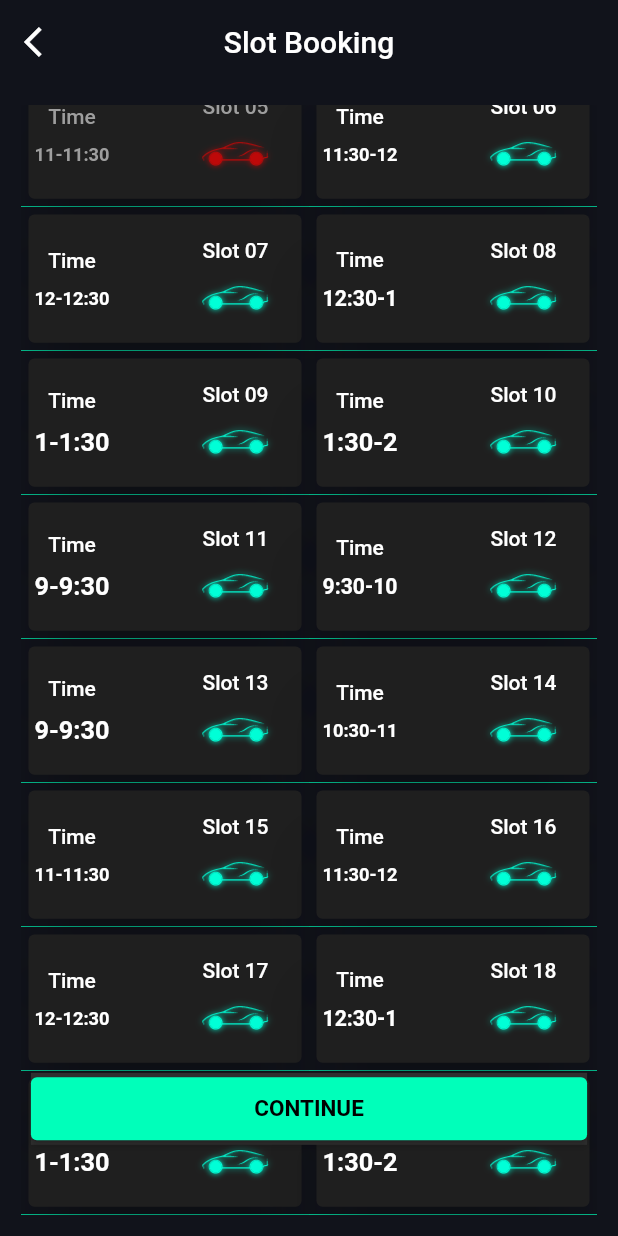
After one commit to tanaybanerjeedeveloper/noun_serivice_provider_app, a Flutter app: the SlotBookingScreen screen opened by its route, scrolled down 220 dp, after a tap on "Time", on a phone screen of 412 x 824 dp. The commit adds this screen. Run offline on Flutter 3.47's test engine with Material 2 defaults, Android fonts, the phone set to English and light mode, and no system bars; our stand-ins replace carousel_slider, curved_navigation_bar, file_picker, fl_chart, image_picker, open_file and 1 more.

Commit message:
style: added the slot booking screen

```diff
--- a/lib/main.dart
+++ b/lib/main.dart
@@ -1,6 +1,7 @@
 import 'package:flutter/material.dart';
 import 'package:noun_service_app/screens/login_screen.dart';
 import 'package:noun_service_app/screens/otp_screen.dart';
+import 'package:noun_service_app/screens/slot_booking_screen.dart';
 
 import 'screens/home_screen.dart';
 import 'screens/add_station_screen.dart';
@@ -43,6 +44,7 @@ class MyApp extends StatelessWidget {
         DashboardScreen.routeName: (context) => DashboardScreen(),
         JustFor.routeName: (context) => JustFor(),
         ChargingPortScreen.routeName: (context) => ChargingPortScreen(),
+        SlotBookingScreen.routeName: (context) => SlotBookingScreen(),
       },
     );
   }
--- /dev/null
+++ b/lib/screens/slot_booking_screen.dart
@@ -0,0 +1,198 @@
+import 'package:flutter/material.dart';
+// import 'package:noun_customer_app/screens/booking_details_screen.dart';
+import '../utilities/constants.dart';
+// import '../widgets/slot_widget.dart';
+// import 'booking_screen.dart';
+
+class SlotBookingScreen extends StatefulWidget {
+  //SlotBookingScreen({Key? key}) : super(key: key);
+  static const routeName = 'slot_booking';
+  // final isPressed;
+  // SlotBookingScreen(this.isPressed);
+
+  @override
+  State<SlotBookingScreen> createState() => _SlotBookingScreenState();
+}
+
+class _SlotBookingScreenState extends State<SlotBookingScreen> {
+  var _isSlotSelected = false;
+  // bool status = false;
+  List _selectedSlotList = [];
+
+  @override
+  void initState() {
+    for (var item in kSlots) {
+      item['clicked'] = false;
+    }
+    super.initState();
+  }
+
+  @override
+  Widget build(BuildContext context) {
+    return Scaffold(
+      // backgroundColor: kScaffoldBackgroundColor,
+      appBar: AppBar(
+        leading: IconButton(
+            onPressed: () => Navigator.pop(context),
+            icon: const Icon(Icons.arrow_back_ios)),
+        automaticallyImplyLeading: false,
+        centerTitle: true,
+        elevation: 0,
+        backgroundColor: kScaffoldBackgroundColor,
+        title: Text('Slot Booking'),
+      ),
+      body: Stack(
+        children: [
+          Padding(
+            padding: const EdgeInsets.all(14.0),
+            child: GridView.builder(
+                itemCount: kSlots.length,
+                gridDelegate: SliverGridDelegateWithFixedCrossAxisCount(
+                    crossAxisSpacing: 0,
+                    mainAxisSpacing: 0,
+                    crossAxisCount: 2,
+                    childAspectRatio: 2 / 1),
+                itemBuilder: (context, index) => Container(
+                      decoration: BoxDecoration(
+                          // color: Colors.amber,
+                          border: Border(
+                        bottom: BorderSide(
+                            width: .5, color: Theme.of(context).primaryColor),
+                      )),
+                      padding: EdgeInsets.all(5.0),
+                      // height: MediaQuery.of(context).size.height * 0.1,
+                      child: ElevatedButton(
+                        // id: kSlots[index]['id'],
+                        style: ElevatedButton.styleFrom(
+                            primary: Theme.of(context).colorScheme.secondary,
+                            elevation: 20.0,
+                            padding: EdgeInsets.symmetric(
+                                vertical: 10.0, horizontal: 4.0)),
+                        onPressed: () {
+                          setState(() {
+                            kSlots[index]['clicked'] =
+                                kSlots[index]['clicked'] == true ? false : true;
+                            _isSlotSelected = true;
+                            // _isSlotSelected = !kSlots[index]['clicked'];
+                          });
+                          _selectedSlotList
+                              .add(kSlots[index]); //adding the selected slot
+                        },
+                        child: Row(
+                          mainAxisAlignment: MainAxisAlignment.spaceBetween,
+                          children: [
+                            Column(
+                              mainAxisAlignment: MainAxisAlignment.center,
+                              children: [
+                                Text(
+                                  'Time',
+                                  style: (kSlots[index]['clicked'] == true)
+                                      ? TextStyle(color: Colors.grey)
+                                      : TextStyle(color: Colors.white),
+                                ),
+                                SizedBox(height: 10.0),
+                                Flexible(
+                                  fit: FlexFit.loose,
+                                  child: Container(
+                                    width: 50.0,
+                                    child: FittedBox(
+                                      fit: BoxFit.fill,
+                                      child: Text(
+                                        kSlots[index]['time'].toString(),
+                                        style: (kSlots[index]['clicked'] ==
+                                                true)
+                                            ? TextStyle(
+                                                color: Colors.grey,
+                                                fontWeight: FontWeight.bold)
+                                            : TextStyle(
+                                                fontWeight: FontWeight.bold),
+                                      ),
+                                    ),
+                                  ),
+                                )
+                              ],
+                            ),
+                            SizedBox(
+                              width: 30.0,
+                            ),
+                            Column(
+                              mainAxisAlignment: MainAxisAlignment.center,
+                              children: [
+                                Flexible(
+                                  child: Text(
+                                    'Slot ${kSlots[index]['slotNumber']}',
+                                    style: (kSlots[index]['clicked'] == true)
+                                        ? TextStyle(color: Colors.grey)
+                                        : TextStyle(color: Colors.white),
+                                  ),
+                                ),
+                                SizedBox(height: 10.0),
+                                (kSlots[index]['clicked'] == true)
+                                    ? Flexible(
+                                        fit: FlexFit.loose,
+                                        child: Image.asset(
+                                          'assets/images/carred.png',
+                                          width: 80.0,
+                                          height: 50.0,
+                                        ),
+                                      )
+                                    : Flexible(
+                                        fit: FlexFit.loose,
+                                        child: Image.asset(
+                                          'assets/images/cargreen.png',
+                                          width: 80.0,
+                                          height: 50.0,
+                                        ),
+                                      )
+                              ],
+                            )
+                          ],
+                        ),
+                      ),
+                    )),
+          ),
+          Positioned(
+            top: MediaQuery.of(context).size.height * 0.8,
+            left: MediaQuery.of(context).size.width * 0.05,
+            right: MediaQuery.of(context).size.width * 0.05,
+            child: Container(
+              color: Colors.grey[850],
+              child: ElevatedButton(
+                onPressed: _isSlotSelected == true
+                    ? () {
+                        // Navigator.push(
+                        //   context,
+                        //   MaterialPageRoute(
+                        //       builder: (context) => BookingDetails(
+                        //             date: '9/5/22',
+                        //             stationName: 'Lightning Bolt Station',
+                        //             time: '9:40 AM',
+                        //             power: '40KmH',
+                        //             selectedSlotList: _selectedSlotList,
+                        //           )),
+                        // );
+                      }
+                    : null,
+                style: ElevatedButton.styleFrom(
+                  onSurface: Colors.grey[850],
+                  primary: Theme.of(context).primaryColor,
+                  padding: EdgeInsets.symmetric(vertical: 12.0),
+                ),
+                child: Text(
+                  'CONTINUE',
+                  textAlign: TextAlign.center,
+                  style: TextStyle(
+                      fontWeight: FontWeight.bold,
+                      color: (_isSlotSelected == true)
+                          ? Colors.black
+                          : Colors.white54,
+                      fontSize: 15.0),
+                ),
+              ),
+            ),
+          )
+        ],
+      ),
+    );
+  }
+}
--- a/lib/screens/station_screen.dart
+++ b/lib/screens/station_screen.dart
@@ -3,6 +3,7 @@ import 'package:flutter/material.dart';
 import 'add_station_screen.dart';
 import 'qr_code_screen.dart';
 import './charging_port_screen.dart';
+import './slot_booking_screen.dart';
 
 class StationScreen extends StatefulWidget {
   StationScreenState createState() => StationScreenState();
@@ -29,13 +30,17 @@ class StationScreenState extends State<StationScreen> {
             left: width * 0.25,
             top: !tabLayout && !largeLayout ? height * 0.42 : height * 0.27,
             right: width * 0.25,
+            child: InkWell(
+              onTap: () =>
+                  Navigator.pushNamed(context, SlotBookingScreen.routeName),
               child: Container(
                 child: Column(
                   mainAxisAlignment: MainAxisAlignment.center,
                   children: [
                     Text(
                       '15',
-                    style: TextStyle(fontSize: 35, fontWeight: FontWeight.bold),
+                      style:
+                          TextStyle(fontSize: 35, fontWeight: FontWeight.bold),
                     ),
                     SizedBox(
                       height: 10,
@@ -63,6 +68,7 @@ class StationScreenState extends State<StationScreen> {
                       offset: Offset(1, 2),
                     )
                   ],
+                ),
               ),
             ),
           ),
--- a/lib/utilities/constants.dart
+++ b/lib/utilities/constants.dart
@@ -30,3 +30,28 @@ final kContainer = BoxDecoration(
     )
   ],
 );
+
+var kSlots = [
+  {'id': 1, 'time': '9-9:30', 'slotNumber': '01', 'clicked': false},
+  {'id': 2, 'time': '9:30-10', 'slotNumber': '02', 'clicked': false},
+  {'id': 3, 'time': '9-9:30', 'slotNumber': '03', 'clicked': false},
+  {'id': 4, 'time': '10:30-11', 'slotNumber': '04', 'clicked': false},
+  {'id': 5, 'time': '11-11:30', 'slotNumber': '05', 'clicked': false},
+  {'id': 6, 'time': '11:30-12', 'slotNumber': '06', 'clicked': false},
+  {'id': 7, 'time': '12-12:30', 'slotNumber': '07', 'clicked': false},
+  {'id': 8, 'time': '12:30-1', 'slotNumber': '08', 'clicked': false},
+  {'id': 9, 'time': '1-1:30', 'slotNumber': '09', 'clicked': false},
+  {'id': 10, 'time': '1:30-2', 'slotNumber': '10', 'clicked': false},
+  {'id': 11, 'time': '9-9:30', 'slotNumber': '11', 'clicked': false},
+  {'id': 12, 'time': '9:30-10', 'slotNumber': '12', 'clicked': false},
+  {'id': 13, 'time': '9-9:30', 'slotNumber': '13', 'clicked': false},
+  {'id': 14, 'time': '10:30-11', 'slotNumber': '14', 'clicked': false},
+  {'id': 15, 'time': '11-11:30', 'slotNumber': '15', 'clicked': false},
+  {'id': 16, 'time': '11:30-12', 'slotNumber': '16', 'clicked': false},
+  {'id': 17, 'time': '12-12:30', 'slotNumber': '17', 'clicked': false},
+  {'id': 18, 'time': '12:30-1', 'slotNumber': '18', 'clicked': false},
+  {'id': 19, 'time': '1-1:30', 'slotNumber': '19', 'clicked': false},
+  {'id': 20, 'time': '1:30-2', 'slotNumber': '20', 'clicked': false},
+];
+
+const kScaffoldBackgroundColor = Color(0xff11131b);
--- a/pubspec.yaml
+++ b/pubspec.yaml
@@ -90,6 +90,8 @@ flutter:
     - assets/images/gmail.png
     - assets/images/background.png
     - assets/images/offer2.png
+    - assets/images/cargreen.png
+    - assets/images/carred.png
 
 
   # An image asset can refer to one or more resolution-specific "variants", see
```
Also changed, not shown: assets/images/cargreen.png (added), assets/images/carred.png (added). Lines whose indentation alone changed are shown as unchanged.
